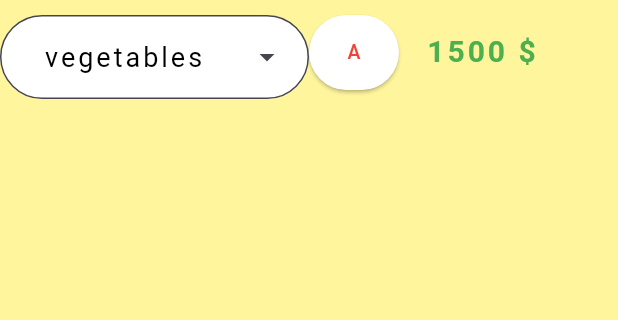
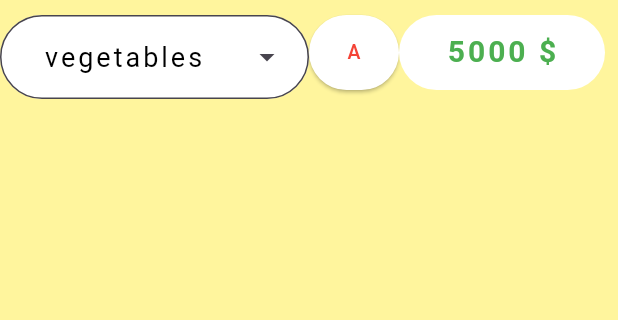
Before and after one commit to zekeriya2280/zelix-trade, a Flutter app: the MyProducts screen opened directly, scrolled down 56 dp, after a tap on the "home" icon, after a tap on the "list" icon, on a phone screen of 412 x 824 dp, the part 84-404 px from its top. Run offline on Flutter 3.47's test engine with Material 2 defaults, Android fonts, the phone set to English and light mode, and no system bars; our stand-ins replace cloud_firestore, firebase_auth, firebase_core, google_fonts, shared_preferences; missing offline and left inert: feature_notifier; accounts and stored records are empty.

Commit message:
buying , selling , amount , percent , incdec , price and totalmoney done.Create Trade will be started

```diff
--- a/lib/screens/allproducts.dart
+++ b/lib/screens/allproducts.dart
@@ -1,5 +1,4 @@
 import 'dart:async';
-
 import 'package:cloud_firestore/cloud_firestore.dart';
 import 'package:feature_notifier/feature_notifier.dart';
 import 'package:flutter/material.dart';
@@ -48,11 +47,14 @@ class _AllProductsState extends State<AllProducts> {
   void textpricefinder()async{
     SharedPreferences prefs = await SharedPreferences.getInstance();
     setState(() {
-      textprice = prefs.getString('textprice') ?? '1500';
+      textprice = prefs.getString('textprice') ?? '5000';
     });
   }
   void productDetails(int index,Map<String, dynamic> selection)async{
     SharedPreferences prefs = await SharedPreferences.getInstance();
+    //prefs.clear();
+    //await prefs.setString('textprice', '5000');
+    print(int.parse(prefs.getString('${selection['name']}price') ?? '1000'));
     WidgetsBinding.instance.addPostFrameCallback((_) {
     FeatureAlertNotifier.notify(
       context,
@@ -75,15 +77,15 @@ class _AllProductsState extends State<AllProducts> {
       descriptionColor: Colors.white,
       descriptionFontSize: 20,
       backgroundColor: Colors.white54,
-      onTapButton: ()async{
-        await DatabaseService().addNewItemGivenCatagoryToMyProducts(currenttoptab,selection['name'],selection['name'],selection['price'],selection['incdec'],selection['percent']).then(
-              (value) => setState(() {Navigator.pushReplacement(context, MaterialPageRoute(builder: (context) => const AllProducts()));
-                //Navigator.of(context, rootNavigator: true).pop();
-                })
+      buttonBackgroundColor: selection['amount'] == '0' || int.parse(textprice) < int.parse(selection['price']) ? Colors.grey : Colors.green,
+      onTapButton:selection['amount'] == '0' || int.parse(textprice) < int.parse(selection['price']) ? null : ()async{
+
+        if(int.parse(prefs.getString('textprice') ?? '5000') > int.parse(prefs.getString('${selection['name']}price') ?? '1000')){
+              await DatabaseService().addNewItemGivenCatagoryToMyProducts(currenttoptab,selection['name'],selection['name'],selection['price'],selection['incdec'],selection['percent']).then(
+              (value) => setState(() { Navigator.pushReplacement(context, MaterialPageRoute(builder: (context) => const AllProducts())); })
                );
-        setState(() {
-
-        });
+              setState(() { });
+        }
       }
     );
   });
@@ -321,10 +323,21 @@ class _AllProductsState extends State<AllProducts> {
                           )
                       ),
                        SizedBox(
-                        width: 110,
+                        //width: 110,
                         height: 50,
-                        child: Center(child: Text(
-                          textprice+" \$",style: TextStyle(color: Colors.green,fontSize:20,fontWeight: FontWeight.bold,letterSpacing: 2),
+                        child: Center(child: Container(
+                          height: 50,
+                          width: width/3,
+                          decoration: BoxDecoration(
+                            color: Colors.white,
+
+                            borderRadius: BorderRadius.circular(50)
+                          ),
+                          child: Center(
+                            child: Text(
+                              "$textprice \$",style: TextStyle(color: int.parse(textprice) <= 0 ? Colors.red : Colors.green,fontSize:20,fontWeight: FontWeight.bold,letterSpacing: 2),
+                            ),
+                          ),
                         ),)
                       )
                     ],
--- a/lib/screens/myproducts.dart
+++ b/lib/screens/myproducts.dart
@@ -19,6 +19,7 @@ class _MyProductsState extends State<MyProducts> {
   double width = 0;
   bool breaker = true;
   int proditemcount = 0;
+  String textprice = '';
   List<String> prodnames = [];
   List<String> frus = [];
   List<String> vegis = [];
@@ -34,7 +35,14 @@ class _MyProductsState extends State<MyProducts> {
       FirebaseFirestore.instance.collection('users');
   @override
   void initState() {
+    textpricefinder();
     super.initState();
+  }
+  void textpricefinder()async{
+    SharedPreferences prefs = await SharedPreferences.getInstance();
+    setState(() {
+      textprice = prefs.getString('textprice') ?? '5000';
+    });
   }
   void resetDetails(int index, Map<String, dynamic> selection) {
     setState(() {
@@ -72,12 +80,12 @@ class _MyProductsState extends State<MyProducts> {
           descriptionFontSize: 20,
           backgroundColor: Colors.white70,
           buttonBackgroundColor:selection['amount'] == '0' ? Colors.grey:Colors.green,
-          onTapButton: selection['amount'] == '0' ? null :() async {
+          onTapButton: selection['amount'] == '0'? null : ()async{
             await DatabaseService().sellItemGivenCatagoryToAllProducts(currenttoptab,selection['name'],selection['name'],selection['price'],selection['incdec'],selection['percent']).then(
-              (value) => setState(() {Navigator.of(context, rootNavigator: true).pop();})
+              (value) => setState(() { Navigator.pushReplacement(context, MaterialPageRoute(builder: (context) => const MyProducts())); })
                );
+              setState(() { });
         });
-
     });
   }
 
@@ -335,6 +343,9 @@ class _MyProductsState extends State<MyProducts> {
               child: Column(
                 children: [
                   const SizedBox(height: 10),
+                  Row(
+                    mainAxisAlignment: MainAxisAlignment.spaceAround,
+                    children: [
                       SizedBox(
                           height: 50,
                           width: width / 2,
@@ -374,6 +385,26 @@ class _MyProductsState extends State<MyProducts> {
                                         label: e,
                                       ))
                                   .toList())),
+                            SizedBox(
+                        //width: 110,
+                        height: 50,
+                        child: Center(child: Container(
+                          height: 50,
+                          width: width/3,
+                          decoration: BoxDecoration(
+                            color: Colors.white,
+
+                            borderRadius: BorderRadius.circular(50)
+                          ),
+                          child: Center(
+                            child: Text(
+                              "$textprice \$",style: TextStyle(color: int.parse(textprice) <= 0 ? Colors.red : Colors.green,fontSize:20,fontWeight: FontWeight.bold,letterSpacing: 2),
+                            ),
+                          ),
+                        ),)
+                      )
+                    ],
+                  ),
                   const SizedBox(height: 20),
                   SizedBox(
                       height: height / 1.2,
--- a/lib/services/database.dart
+++ b/lib/services/database.dart
@@ -76,7 +76,7 @@ class DatabaseService{
 ////////////////////////////////////////////////////////////// ALLPRODUCTS TO MYPRODUCTS ////////////////////////////////////////////////////////////////////////////////////////////////////////////////////////
   Future<void> addNewItemGivenCatagoryToMyProducts(String categoryname,String subcatname,String name,String price,String incdec,String percent)async{//     BUYING
       SharedPreferences prefs = await SharedPreferences.getInstance();
-      //prefs.clear();
+
       DocumentSnapshot<Map<String, dynamic>> users = await usersCollection.doc(FirebaseAuth.instance.currentUser!.uid).get();
       DocumentSnapshot<Map<String, dynamic>> productions = await productionsCollection.doc('bzlfiLcEKnSM8TRpoxb8').get();
       List<Categories> cats = [];
@@ -101,9 +101,10 @@ class DatabaseService{
       for (var i = 0; i < catspro.length; i++) {//GET TOGETHER ALL ITEMS TO MAPS.
         mapsPro.add({catspro[i].submap : itemspro[i].toJson()});
       }
-      print(mapsPro);
-      await prefs.setString('${subcatname}price', ((double.parse(price) + ((1000 * double.parse(percent)) / 100)).floor()).toString());
-      print(prefs.getString('${subcatname}price'));
+      //print(mapsPro);
+      await prefs.setString('textprice', (int.parse(prefs.getString('textprice') ?? '5000') - int.parse(prefs.getString('${subcatname}price') ?? '1000')).toString());
+      await prefs.setString('${subcatname}price', ((double.parse(price) + ((double.parse(price) * double.parse(percent)) ) ).floor()).toString());
+      //print(prefs.getString('${subcatname}price'));
       ///////////////////////////////////////////////MYPRODUCTS TO MAPS//////////////////////////////////////////////
       for (var i = 0; i < data.length; i++) {//DIVIDES ALL ITEMS INTO CATEGORIES CLASS TO ITEM CLASS.
         cats.add(Categories.fromJson(data[i].keys.first));
@@ -112,7 +113,8 @@ class DatabaseService{
       for (var i = 0; i < cats.length; i++) {//GET TOGETHER ALL ITEMS TO MAPS.
         maps.add({cats[i].submap : items[i].toJson()});
       }
-       print(maps);
+      // print(maps);
+
       await prefs.setString('${subcatname}amount', (int.parse(prefs.getString('${subcatname}amount') ?? '0')+1).toString());//WHEN BOUGHT FROM ALLPRODUCTS TO MYPRODUCTS THE AMOUNT OF MYPRODUCTS ITEM AMOUNT INCREASE BY 1
       //await prefs.setString('${subcatname}percent', (double.parse(prefs.getString('${subcatname}percent') ?? '0')+0.5).toString());//WHEN BOUGHT FROM ALLPRODUCTS TO MYPRODUCTS THE PERCENT OF MYPRODUCTS ITEM AMOUNT INCREASE BY 0.5
 
@@ -133,10 +135,8 @@ class DatabaseService{
                   }
                 }
           }
-
       }
-      await prefs.setString('textprice', '10000');
-      await prefs.setString('textprice', (int.parse(prefs.getString('textprice') ?? '1500') - int.parse(prefs.getString('${subcatname}price') ?? '1000')).toString());
+      //prefs.clear();
       await usersCollection.doc(FirebaseAuth.instance.currentUser!.uid).update({categoryname:maps}); //ALL ITEMS BEFORE AND NEW ADDED TO MAPS AND UPDATE USERS CATEGORY
       await productionsCollection.doc('bzlfiLcEKnSM8TRpoxb8').update({categoryname:mapsPro}); //ALL ITEMS BEFORE AND NEW ADDED TO MAPS AND UPDATE USERS CATEGORY
   }
@@ -155,9 +155,6 @@ class DatabaseService{
       final data = users.data()![categoryname];
       final products = productions.data()![categoryname];
       ///////////////////////////////////////////////ALLPRODUCTS TO MAPSPRO//////////////////////////////////////////////
-     // if(percent == '0.0'){//IF PERCENT IS 0
-     //   await prefs.setString('${subcatname}percent','0.0');
-     // }
       for (var i = 0; i < products.length; i++) {//DIVIDES ALL ITEMS INTO CATEGORIES CLASS TO ITEM CLASS.
         catspro.add(Categories.fromJson(products[i].keys.first));
         itemspro.add(Item(amount: prefs.getString('${subcatname}amount') ?? '1',percent: percent,incdec: incdec,name: subcatname,price: price).fromJsonAllINC(products[i],products[i].keys.first,subcatname,int.parse(prefs.getString('${subcatname}amount') ?? '0')));//INCREASE AMOUNT BY 1
@@ -165,7 +162,8 @@ class DatabaseService{
       for (var i = 0; i < catspro.length; i++) {//GET TOGETHER ALL ITEMS TO MAPS.
         mapsPro.add({catspro[i].submap : itemspro[i].toJson()});
       }
-      //print(mapsPro);
+      await prefs.setString('textprice', (int.parse(prefs.getString('textprice') ?? '5000') + int.parse(prefs.getString('${subcatname}price') ?? '1000')).toString());
+      await prefs.setString('${subcatname}price', ((double.parse(price) - ((double.parse(price) * double.parse(percent))/100)).floor()).toString());
       ///////////////////////////////////////////////MYPRODUCTS TO MAPS//////////////////////////////////////////////
       for (var i = 0; i < data.length; i++) {//DIVIDES ALL ITEMS INTO CATEGORIES CLASS TO ITEM CLASS.
         cats.add(Categories.fromJson(data[i].keys.first));
```
Also changed, not shown: lib/models/Item.dart (+8 -7 lines). Lines whose indentation alone changed are shown as unchanged.
